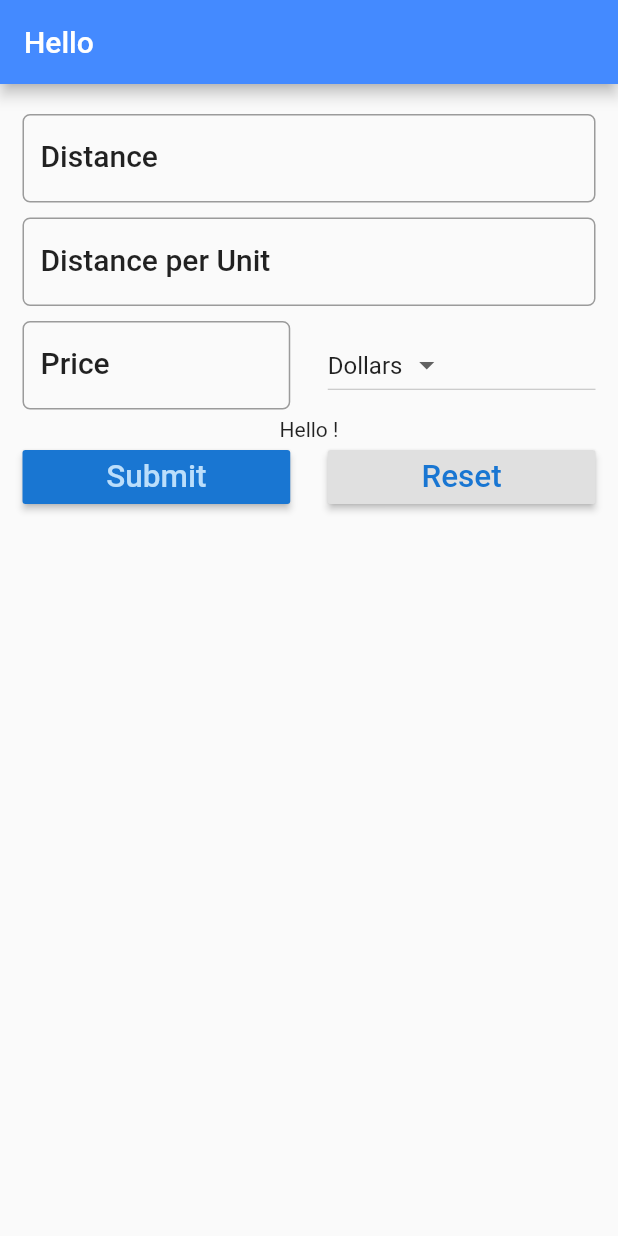
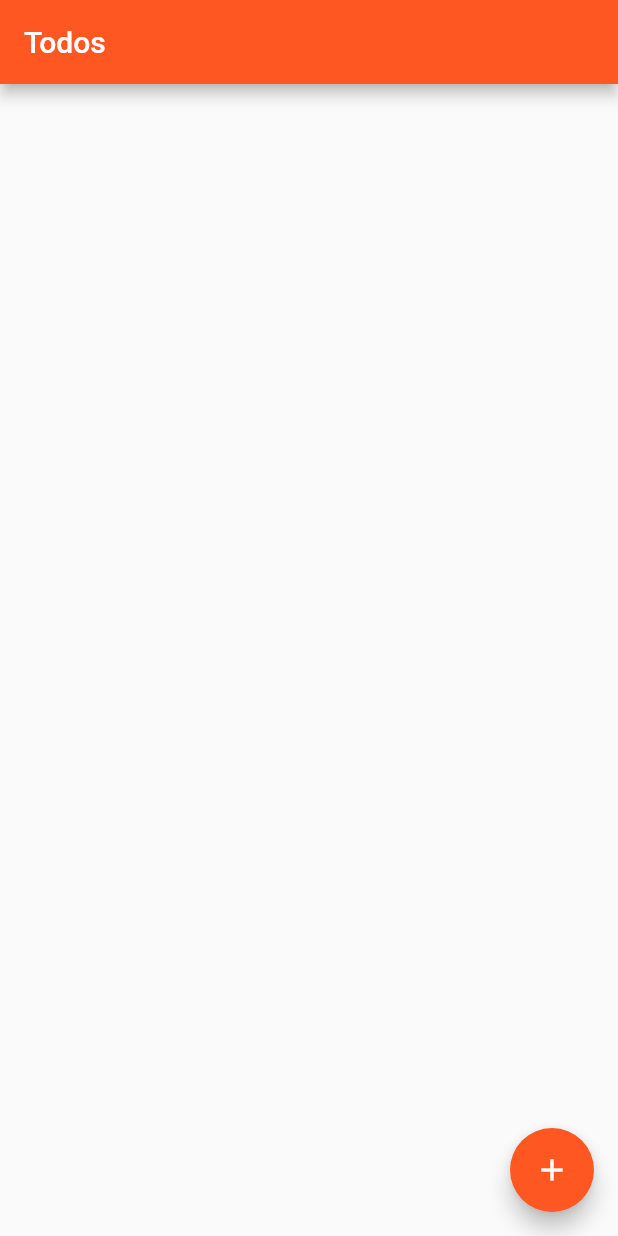
Before and after one commit to RZebec/flutter-learn, a Flutter app: the screen it shows after launch, on a phone screen of 412 x 824 dp. Run offline on Flutter 3.47's test engine with Material 2 defaults, Android fonts, the phone set to English and light mode, and no system bars; our stand-ins replace sqflite; accounts and stored records are empty.

Commit message:
Navigating and Dealing with Data - Todo App

```diff
--- a/lib/main.dart
+++ b/lib/main.dart
@@ -1,173 +1,42 @@
 import 'package:flutter/material.dart';
-import 'package:flutter/rendering.dart';
+import 'package:todo_app/screens/todolist.dart';
 
 void main() {
   runApp(MyApp());
 }
 
 class MyApp extends StatelessWidget {
+  // This widget is the root of your application.
   @override
   Widget build(BuildContext context) {
-    return new MaterialApp(
-      title: 'Trip Cost Calculator',
-      theme: new ThemeData(primarySwatch: Colors.blue),
-      home: new FuelForm(),
+    return MaterialApp(
+      title: 'Todo',
+      theme: ThemeData(
+        primarySwatch: Colors.deepOrange,
+        visualDensity: VisualDensity.adaptivePlatformDensity,
+      ),
+      home: MyHomePage(title: 'Todos'),
     );
   }
 }
 
-class FuelForm extends StatefulWidget {
+class MyHomePage extends StatefulWidget {
+  MyHomePage({Key key, this.title}) : super(key: key);
+
+  final String title;
+
   @override
-  State<StatefulWidget> createState() => _FuelFormState();
+  _MyHomePageState createState() => _MyHomePageState();
 }
 
-class _FuelFormState extends State<FuelForm> {
-  final _currencies = ['Dollars', 'Euro', 'Pounds'];
-
-  final double _formDistance = 5.0;
-
-  String _currency = 'Dollars';
-  String result = '';
-
-  TextEditingController distanceController = TextEditingController();
-  TextEditingController avgController = TextEditingController();
-  TextEditingController priceController = TextEditingController();
-
+class _MyHomePageState extends State<MyHomePage> {
   @override
   Widget build(BuildContext context) {
-    TextStyle textStyle = Theme.of(context).textTheme.headline6;
-
     return Scaffold(
-      appBar: AppBar(
-        title: Text('Hello'),
-        backgroundColor: Colors.blueAccent,
+      appBar: new AppBar(
+        title: new Text(widget.title),
       ),
-      body: Container(
-          padding: EdgeInsets.all(15.0),
-          child: Column(
-            children: <Widget>[
-              Padding(
-                padding:
-                    EdgeInsets.only(top: _formDistance, bottom: _formDistance),
-                child: TextField(
-                  decoration: InputDecoration(
-                    hintText: 'e.g. 124',
-                    labelStyle: textStyle,
-                    labelText: 'Distance',
-                    border: OutlineInputBorder(
-                      borderRadius: BorderRadius.circular(5.0),
-                    ),
-                  ),
-                  keyboardType: TextInputType.number,
-                  controller: distanceController,
-                ),
-              ),
-              Padding(
-                padding:
-                    EdgeInsets.only(top: _formDistance, bottom: _formDistance),
-                child: TextField(
-                  decoration: InputDecoration(
-                    hintText: 'e.g. 17',
-                    labelStyle: textStyle,
-                    labelText: 'Distance per Unit',
-                    border: OutlineInputBorder(
-                      borderRadius: BorderRadius.circular(5.0),
-                    ),
-                  ),
-                  keyboardType: TextInputType.number,
-                  controller: avgController,
-                ),
-              ),
-              Padding(
-                padding:
-                    EdgeInsets.only(top: _formDistance, bottom: _formDistance),
-                child: Row(
-                  children: <Widget>[
-                    Expanded(
-                      child: TextField(
-                        decoration: InputDecoration(
-                          hintText: 'e.g. 1.65',
-                          labelStyle: textStyle,
-                          labelText: 'Price',
-                          border: OutlineInputBorder(
-                            borderRadius: BorderRadius.circular(5.0),
-                          ),
-                        ),
-                        keyboardType: TextInputType.number,
-                        controller: priceController,
-                      ),
-                    ),
-                    Container(width: _formDistance * 5),
-                    Expanded(
-                      child: DropdownButton<String>(
-                        items: _currencies
-                            .map(
-                              (String value) => DropdownMenuItem<String>(
-                                value: value,
-                                child: Text(value),
-                              ),
-                            )
-                            .toList(),
-                        value: _currency,
-                        onChanged: (String value) => _onDropdownChanged(value),
-                      ),
-                    ),
-                  ],
-                ),
-              ),
-              Text('Hello ' + result + '!'),
-              Row(
-                children: <Widget>[
-                  Expanded(
-                    child: RaisedButton(
-                      color: Theme.of(context).primaryColorDark,
-                      textColor: Theme.of(context).primaryColorLight,
-                      child: Text('Submit', textScaleFactor: 1.5),
-                      onPressed: () {
-                        setState(() => result = _calculate());
-                      },
-                    ),
-                  ),
-                  Container(width: _formDistance * 5),
-                  Expanded(
-                    child: RaisedButton(
-                      color: Theme.of(context).buttonColor,
-                      textColor: Theme.of(context).primaryColorDark,
-                      child: Text('Reset', textScaleFactor: 1.5),
-                      onPressed: () {
-                        setState(() => _reset());
-                      },
-                    ),
-                  ),
-                ],
-              )
-            ],
-          )),
+      body: TodoList(),
     );
   }
-
-  _onDropdownChanged(String value) {
-    setState(() => this._currency = value);
-  }
-
-  String _calculate() {
-    double _distance = double.parse(distanceController.text);
-    double _fuelCost = double.parse(priceController.text);
-    double _consumption = double.parse(avgController.text);
-
-    double _totalCost = _distance / _consumption * _fuelCost;
-
-    return 'The total cost of your trip is ' +
-        _totalCost.toStringAsFixed(2) +
-        ' ' +
-        _currency;
-  }
-
-  void _reset() {
-    distanceController.text = '';
-    avgController.text = '';
-    priceController.text = '';
-
-    setState(() => this.result = '');
-  }
 }
--- /dev/null
+++ b/lib/model/todo.dart
@@ -0,0 +1,65 @@
+class Todo {
+  int _id;
+
+  String _title;
+
+  String _description;
+
+  String _date;
+
+  int _priority;
+
+  Todo(this._title, this._priority, this._date, [this._description]);
+
+  Todo.withId(this._id, this._title, this._priority, this._date,
+      [this._description]);
+
+  int get id => _id;
+
+  String get title => _title;
+
+  String get description => _description;
+
+  int get priority => _priority;
+
+  String get date => _date;
+
+  set title(String newTitle) {
+    if (newTitle.length <= 255) _title = newTitle;
+  }
+
+  set description(String newDescripiton) {
+    if (newDescripiton.length <= 255) _description = newDescripiton;
+  }
+
+  set priority(int newPriority) {
+    if (newPriority > 0 && newPriority <= 3) _priority = newPriority;
+  }
+
+  set date(String newDate) {
+    _date = newDate;
+  }
+
+  Map<String, dynamic> toMap() {
+    var map = Map<String, dynamic>();
+
+    map['title'] = _title;
+    map['description'] = _description;
+    map['priority'] = _priority;
+    map['date'] = _date;
+
+    if (_id != null) {
+      map['id'] = _id;
+    }
+
+    return map;
+  }
+
+  Todo.fromObject(dynamic o) {
+    this._id = o['id'];
+    this._title = o['title'];
+    this._description = o['description'];
+    this._priority = o['priority'];
+    this._date = o['date'];
+  }
+}
--- /dev/null
+++ b/lib/screens/todolist.dart
@@ -0,0 +1,109 @@
+import 'package:flutter/material.dart';
+import 'package:todo_app/model/todo.dart';
+import 'package:todo_app/screens/tododetail.dart';
+import 'package:todo_app/util/dbhelper.dart';
+
+class TodoList extends StatefulWidget {
+  @override
+  _TodoListState createState() => _TodoListState();
+}
+
+class _TodoListState extends State<TodoList> {
+  DbHelper helper = DbHelper();
+  List<Todo> todos;
+
+  int count = 0;
+
+  @override
+  Widget build(BuildContext context) {
+    if (todos == null) {
+      todos = List<Todo>();
+      getData();
+    }
+    return Scaffold(
+      body: todoListItems(),
+      floatingActionButton: FloatingActionButton(
+          onPressed: () => navigateToDetail(Todo('', 3, '')),
+          tooltip: 'Add new todo!',
+          child: new Icon(Icons.add)),
+    );
+  }
+
+  void getData() {
+    final dbFuture = helper.initializeDb();
+
+    dbFuture.then((result) {
+      final todosFuture = helper.getTodos();
+      todosFuture.then((result) {
+        List<Todo> todoList = List<Todo>();
+        count = result.length;
+        for (int i = 0; i < count; i++) {
+          todoList.add(Todo.fromObject(result[i]));
+          debugPrint(todoList[i].title);
+        }
+        setState(() {
+          todos = todoList;
+          count = count;
+        });
+        debugPrint('Items ' + count.toString());
+      });
+    });
+  }
+
+  Color getColor(int priority) {
+    switch (priority) {
+      case 1:
+        return Colors.red;
+        break;
+      case 2:
+        return Colors.orange;
+        break;
+      case 3:
+        return Colors.green;
+        break;
+      default:
+        return Colors.green;
+    }
+  }
+
+  void navigateToDetail(Todo todo) async {
+    bool result = await Navigator.push(
+      context,
+      MaterialPageRoute(
+        builder: (context) => TodoDetail(todo),
+      ),
+    );
+    if (result) {
+      getData();
+    }
+  }
+
+  ListView todoListItems() {
+    return ListView.builder(
+      itemCount: count,
+      itemBuilder: (BuildContext context, int position) {
+        return Card(
+          color: Colors.white,
+          elevation: 2.0,
+          child: ListTile(
+            leading: CircleAvatar(
+              backgroundColor: getColor(this.todos[position].priority),
+              child: Text(
+                this.todos[position].priority.toString(),
+              ),
+            ),
+            title: Text(
+              this.todos[position].title,
+            ),
+            subtitle: Text(
+              this.todos[position].date,
+            ),
+            onTap: () {
+              navigateToDetail(this.todos[position]);
+            },
+          ),
+        );
+      },
+    );
+  }
+}
--- /dev/null
+++ b/lib/util/dbhelper.dart
@@ -0,0 +1,73 @@
+import 'package:sqflite/sqflite.dart';
+import 'dart:async';
+import 'dart:io';
+
+import 'package:path_provider/path_provider.dart';
+import 'package:todo_app/model/todo.dart';
+
+class DbHelper {
+  static final DbHelper _dbHelper = DbHelper._internal();
+
+  String tblTodo = 'todo';
+  String colId = 'id';
+  String colTitle = 'title';
+  String colDescription = 'description';
+  String colPriority = 'priority';
+  String colDate = 'date';
+
+  static Database _db;
+
+  DbHelper._internal();
+
+  factory DbHelper() {
+    return _dbHelper;
+  }
+
+  Future<Database> get db async {
+    if (_db == null) {
+      _db = await initializeDb();
+    }
+
+    return _db;
+  }
+
+  Future<Database> initializeDb() async {
+    Directory dire = await getApplicationDocumentsDirectory();
+    String path = dire.path + 'todos.db';
+    var dbTodos = await openDatabase(path, version: 1, onCreate: _createDb);
+    return dbTodos;
+  }
+
+  void _createDb(Database db, int newVersion) async {
+    await db.execute(
+        'CREATE TABLE $tblTodo($colId INTEGER PRIMARY KEY, $colTitle TEXT, ' +
+            '$colDescription TEXT, $colPriority INTEGER, $colDate TEXT)');
+  }
+
+  Future<int> insertTodo(Todo todo) async {
+    Database db = await this.db;
+    return await db.insert(tblTodo, todo.toMap());
+  }
+
+  Future<List> getTodos() async {
+    Database db = await this.db;
+    return await db
+        .rawQuery('SELECT * FROM $tblTodo ORDER BY $colPriority ASC');
+  }
+
+  Future<int> getCount() async {
+    Database db = await this.db;
+    return Sqflite.firstIntValue(
+        await db.rawQuery('SELECT COUNT(*) FROM $tblTodo'));
+  }
+
+  Future<int> updateTodo(Todo todo) async {
+    var db = await this.db;
+    return await db.update(tblTodo, todo.toMap(), where: '$colId = ?', whereArgs: [todo.id]);
+  }
+
+  Future<int> deleteTodo(int id) async {
+    var db = await this.db;
+    return await db.rawDelete('DELETE FROM $tblTodo WHERE $colId = $id');
+  }
+}
```
Also changed, not shown: lib/screens/tododetail.dart (added, +194 -0 lines), pubspec.yaml (+18 -11 lines), fonts/Oxygen-Bold.ttf (deleted), fonts/Oxygen-Light.ttf (deleted), fonts/Oxygen-Regular.ttf (deleted), images/Pinecone.svg (deleted), pubspec.lock, 10 other files.
